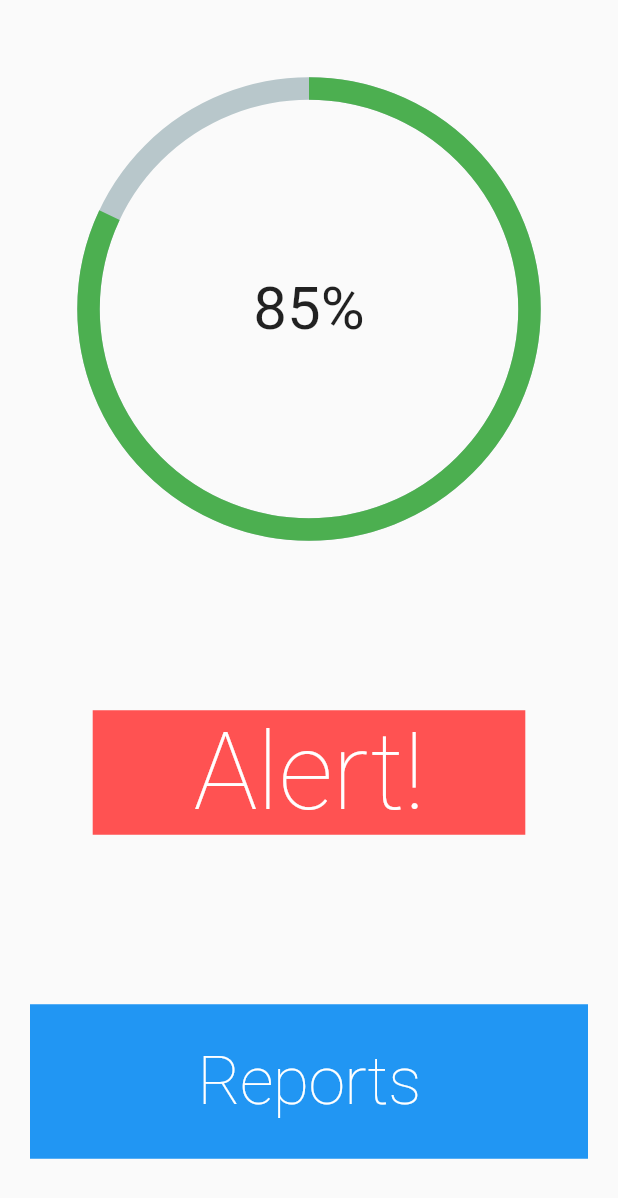
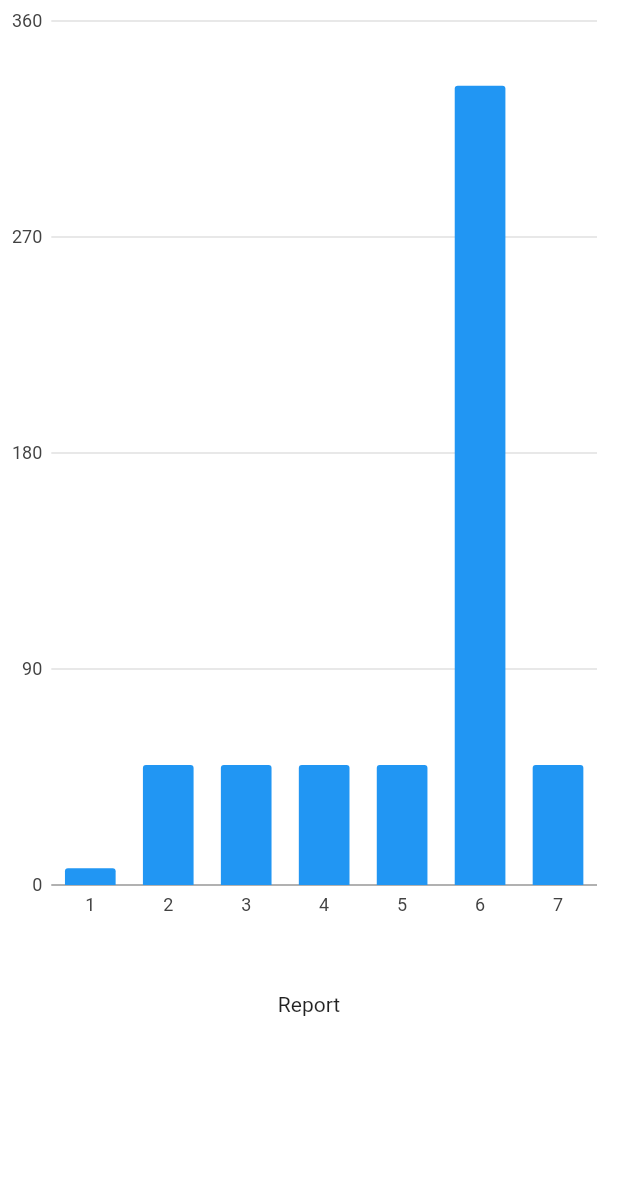
Before and after one commit to Samyak2406/Hand-Face-Contact-Detection, a Flutter app: the screen it shows after launch, on a phone screen of 412 x 824 dp. Shown: the top 1198 px of the screen. Run offline on Flutter 3.47's test engine with Material 2 defaults, Android fonts, the phone set to English and light mode, and no system bars; drawn by our look-alikes of percent_indicator; our stand-ins replace camera, charts_flutter, cloud_firestore, connectivity, data_connection_checker, device_info and 1 more; missing offline and left inert: android_alarm_manager, tflite; accounts and stored records are empty.

Commit message:
report ui!!

```diff
--- a/lib/main.dart
+++ b/lib/main.dart
@@ -1,6 +1,7 @@
 import 'package:flutter/material.dart';
 import 'package:men/loadingScreen.dart';
 import 'package:men/services_ui.dart';
+import 'package:men/weeklyReport.dart';
 import 'reports.dart';
 
 void main() => runApp(MyApp());
@@ -10,12 +11,13 @@ class MyApp extends StatelessWidget {
   @override
   Widget build(BuildContext context) {
     return MaterialApp(
-      initialRoute: reports.id,
+      initialRoute: weeklyReport.id,
         routes:(
           {
             loadingScreen.id:(context)=>loadingScreen(),
             services_ui.id:(context)=>services_ui(),
             reports.id:(context)=>reports(),
+            weeklyReport.id:(context)=>weeklyReport(),
           }
         ),
     );
--- /dev/null
+++ b/lib/weeklyReport.dart
@@ -0,0 +1,64 @@
+import 'package:flutter/material.dart';
+import 'package:charts_flutter/flutter.dart';
+
+class weeklyReport extends StatefulWidget {
+  static const id = "weeklyReport";
+
+  @override
+  _weeklyReportState createState() => _weeklyReportState();
+}
+
+class _weeklyReportState extends State<weeklyReport> {
+  @override
+  Widget build(BuildContext context) {
+    return Scaffold(
+      body: Container(
+        constraints: BoxConstraints(
+          minHeight: 500,
+          minWidth: 400,
+        ),
+        color: Colors.white,
+        child: ListView(
+          children: [
+            SizedBox(
+              height: MediaQuery.of(context).size.height*3/4,
+              width: double.infinity,
+              child: BarChart(
+                [
+                  Series(
+                    domainFn: (chartData, _) => chartData.day,
+                    measureFn: (chartData, _) => chartData.times,
+                    data: [
+                      chartData("1", 7),
+                      chartData("2", 50),
+                      chartData("3", 50),
+                      chartData("4", 50),
+                      chartData("5", 50),
+                      chartData("6", 333),
+                      chartData("7", 50),
+                    ],
+                    id: "chart",
+                  )
+                ],
+              ),
+            ),
+            SizedBox(
+              height: MediaQuery.of(context).size.width/4,
+              child: Center(
+                child: Text(
+                  'Report'
+                ),
+              ),
+            ),
+          ],
+        ),
+      ),
+    );
+  }
+}
+
+class chartData {
+  String day;
+  int times;
+  chartData(this.day, this.times);
+}
--- a/pubspec.yaml
+++ b/pubspec.yaml
@@ -21,6 +21,7 @@ dependencies:
   firebase_core: ^0.4.5
   cloud_firestore: ^0.13.7
   percent_indicator: ^2.1.5
+  charts_flutter: ^0.9.0
 
 
 dev_dependencies:
```
Also changed, not shown: pubspec.lock.
